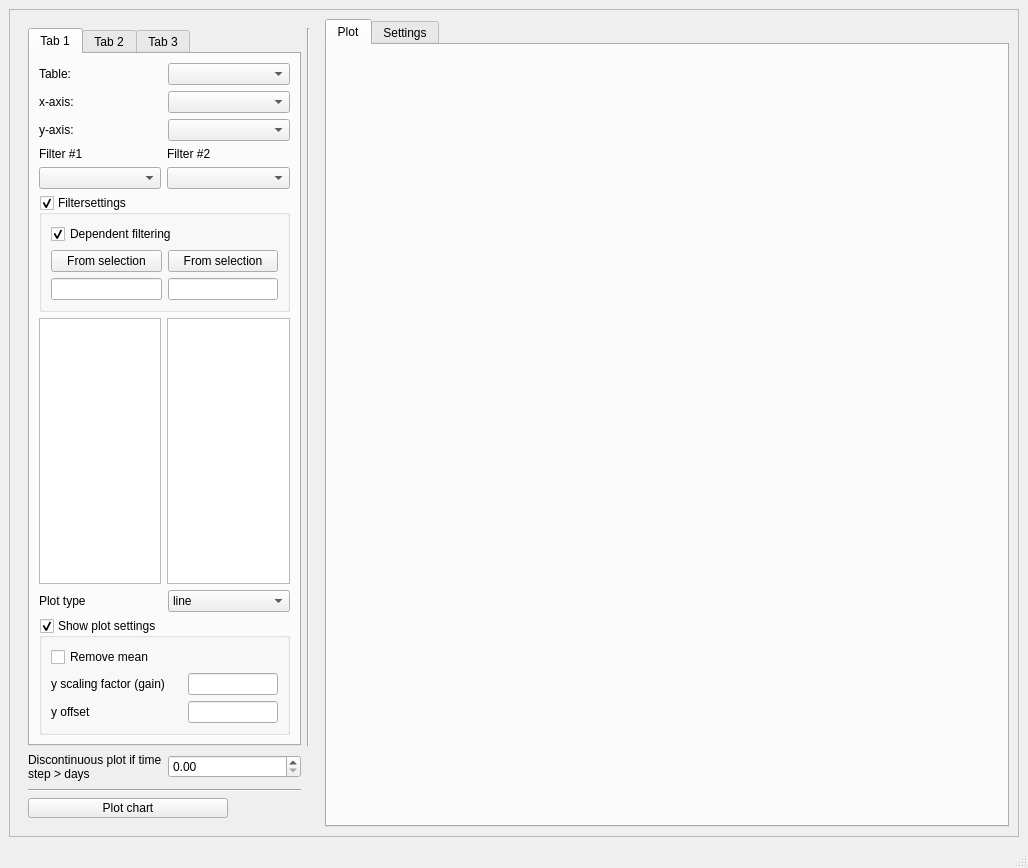
Qt form ui/customplotdialog.ui (jkall/qgis-midvatten-plugin) before a commit.
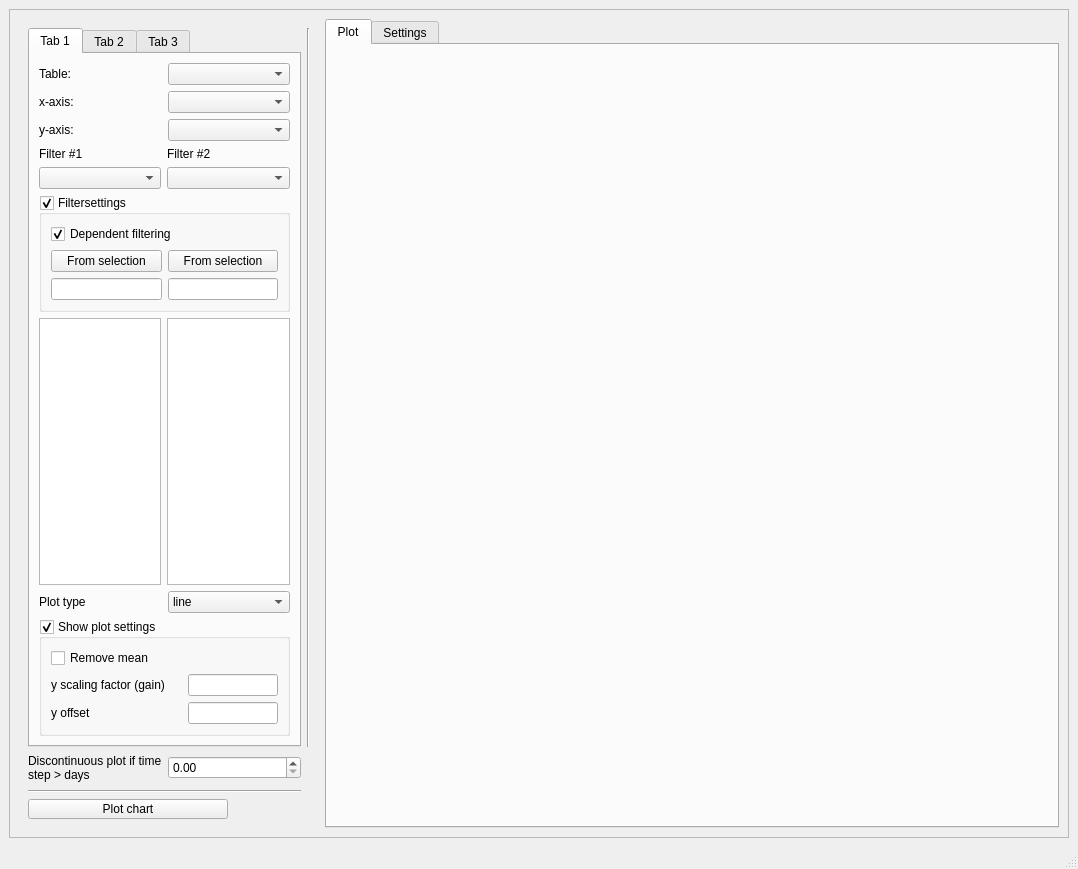
The same form after that commit.

Commit message: Fixes customplot grid not showing.

```diff
--- a/ui/customplotdialog.ui
+++ b/ui/customplotdialog.ui
@@ -6,8 +6,8 @@
    <rect>
     <x>0</x>
     <y>0</y>
-    <width>1028</width>
-    <height>868</height>
+    <width>1078</width>
+    <height>869</height>
    </rect>
   </property>
   <property name="windowTitle">
@@ -25,8 +25,8 @@
         <rect>
          <x>0</x>
          <y>0</y>
-         <width>1052</width>
-         <height>794</height>
+         <width>1056</width>
+         <height>800</height>
         </rect>
        </property>
        <layout class="QHBoxLayout" name="horizontalLayout_2">
```
Left out of the diff: 2 changed lines with no effect on the pictures. The commit also changes 1 other file.
